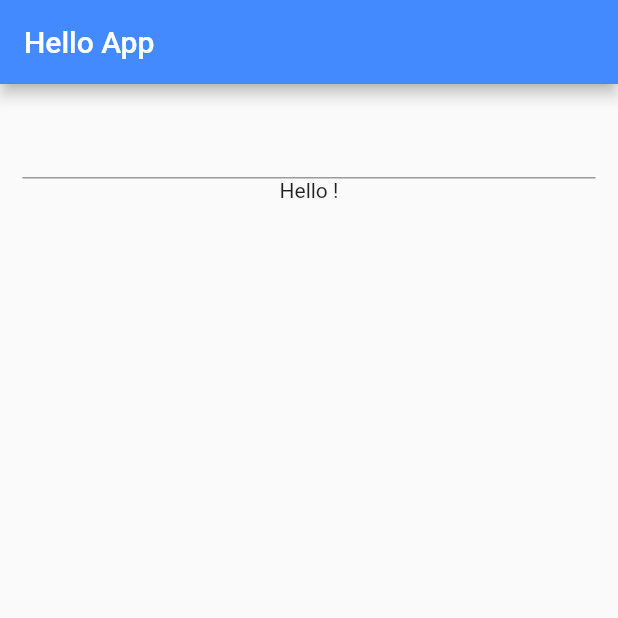
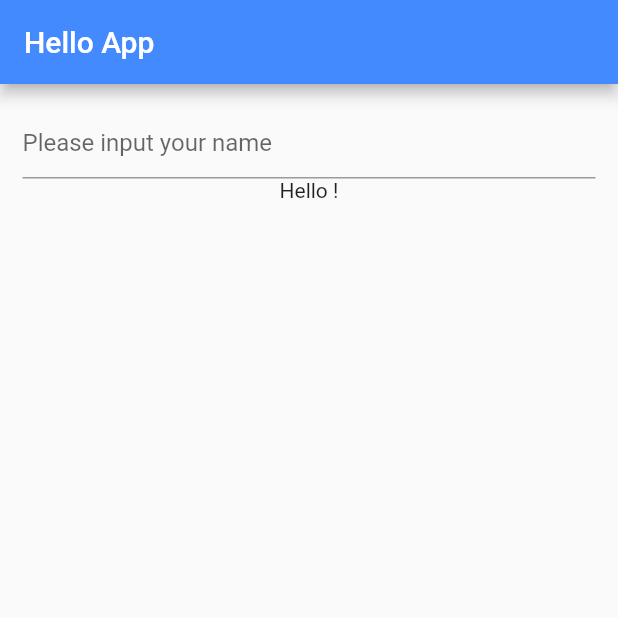
Before and after one commit to putragraha/FlutterGettingStarted, a Flutter app: the screen it shows after launch, on a phone screen of 412 x 824 dp, the top half of it. Run offline on Flutter 3.47's test engine with Material 2 defaults, Android fonts, the phone set to English and light mode, and no system bars.

Commit message:
Add decoration in TextField

```diff
--- a/lib/main.dart
+++ b/lib/main.dart
@@ -39,6 +39,9 @@ class _HelloState extends State<HelloStateWidget> {
         child: Column(
           children: <Widget>[
             TextField(
+              decoration: InputDecoration(
+                hintText: "Please input your name"
+              ),
               onChanged: (String string) {
                 setState(() => name = string);
               }
```
